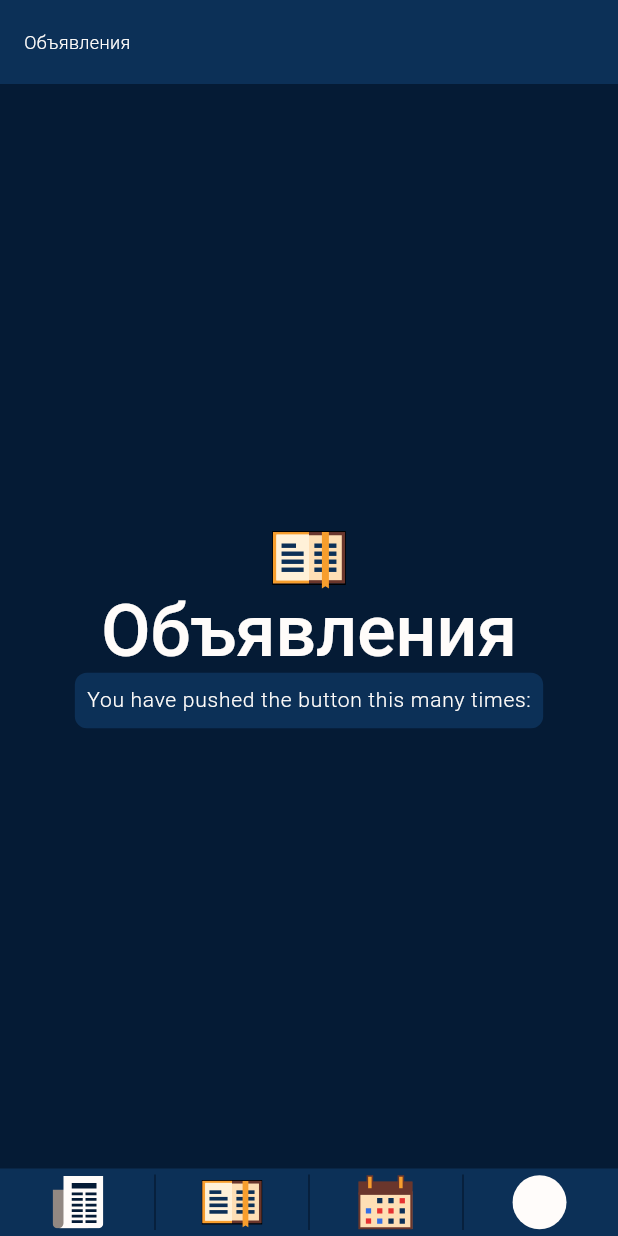
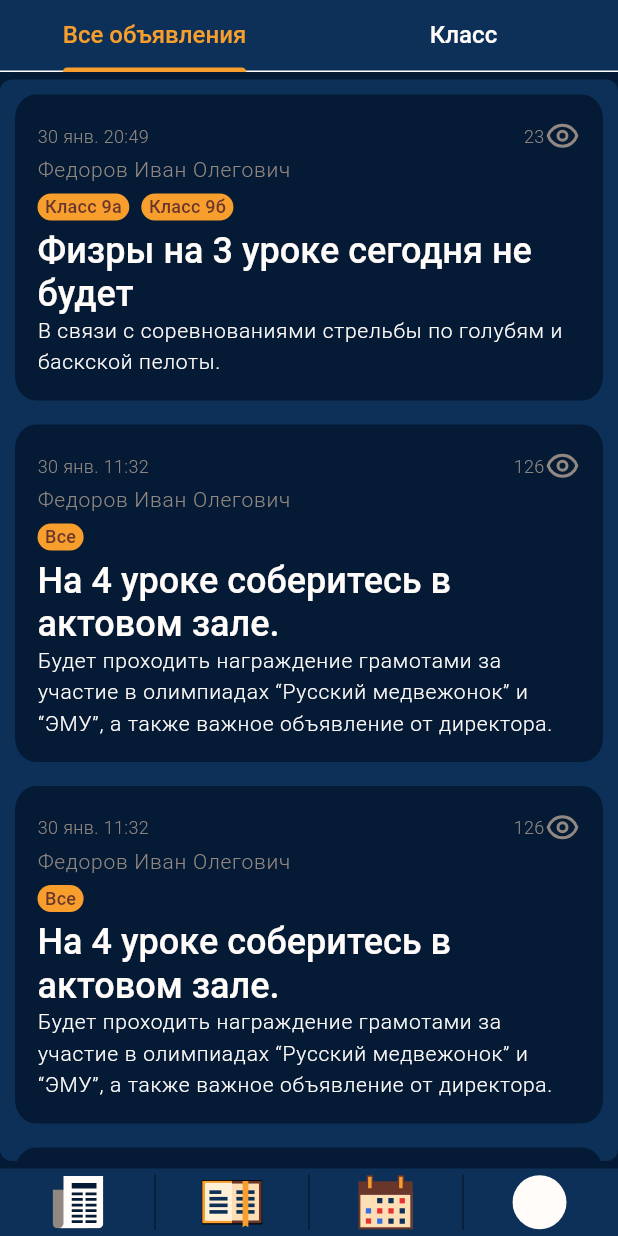
Before and after one commit to ratingus/ratingus_mobile, a Flutter app: the screen it shows after launch, on a phone screen of 412 x 824 dp. Run offline on Flutter 3.47's test engine with Material 3 defaults, Android fonts, the phone set to English and light mode, and no system bars; our stand-ins replace auto_route, flutter_svg.

Commit message:
full announcements page

```diff
--- /dev/null
+++ b/lib/entity/announcement/mock/announcements.dart
@@ -0,0 +1,93 @@
+import 'package:ratingus_mobile/entity/announcement/model/announcement_model.dart';
+
+final List<Announcement> announcements = <Announcement>[
+  Announcement(
+    fullName: "Федоров Иван Олегович",
+    date: DateTime.utc(2024, 1, 30, 20, 49),
+    views: 23,
+    classes: [
+      ClassItem(id: 0, name: "Класс 9а"),
+      ClassItem(id: 1, name: "Класс 9б"),
+    ],
+    title: "Физры на 3 уроке сегодня не будет",
+    content: "В связи с соревнованиями стрельбы по голубям и баскской пелоты.",
+  ),
+  Announcement(
+    fullName: "Федоров Иван Олегович",
+    date: DateTime.utc(2024, 1, 30, 11, 32),
+    views: 126,
+    classes: [
+      ClassItem(id: -1, name: "Все"),
+    ],
+    title: "На 4 уроке соберитесь в актовом зале.",
+    content:
+        "Будет проходить награждение грамотами за участие в олимпиадах “Русский медвежонок” и “ЭМУ”, а также важное объявление от директора.",
+  ),
+  Announcement(
+    fullName: "Федоров Иван Олегович",
+    date: DateTime.utc(2024, 1, 30, 11, 32),
+    views: 126,
+    classes: [
+      ClassItem(id: -1, name: "Все"),
+    ],
+    title: "На 4 уроке соберитесь в актовом зале.",
+    content:
+        "Будет проходить награждение грамотами за участие в олимпиадах “Русский медвежонок” и “ЭМУ”, а также важное объявление от директора.",
+  ),
+  Announcement(
+    fullName: "Федоров Иван Олегович",
+    date: DateTime.utc(2024, 1, 30, 11, 32),
+    views: 126,
+    classes: [
+      ClassItem(id: -1, name: "Все"),
+    ],
+    title: "На 4 уроке соберитесь в актовом зале.",
+    content:
+        "Будет проходить награждение грамотами за участие в олимпиадах “Русский медвежонок” и “ЭМУ”, а также важное объявление от директора.",
+  ),
+  Announcement(
+    fullName: "Федоров Иван Олегович",
+    date: DateTime.utc(2024, 1, 30, 11, 32),
+    views: 126,
+    classes: [
+      ClassItem(id: 0, name: "Класс 9а"),
+    ],
+    title: "Только для класса 9а.",
+  ),
+  Announcement(
+    fullName: "Федоров Иван Олегович",
+    date: DateTime.utc(2024, 1, 30, 11, 32),
+    views: 126,
+    classes: [
+      ClassItem(id: 0, name: "Класс 9а"),
+    ],
+    title: "Только для класса 9а.",
+  ),
+  Announcement(
+    fullName: "Федоров Иван Олегович",
+    date: DateTime.utc(2024, 1, 30, 11, 32),
+    views: 126,
+    classes: [
+      ClassItem(id: 0, name: "Класс 9а"),
+    ],
+    title: "Только для класса 9а.",
+  ),
+  Announcement(
+    fullName: "Федоров Иван Олегович",
+    date: DateTime.utc(2024, 1, 30, 11, 32),
+    views: 126,
+    classes: [
+      ClassItem(id: 0, name: "Класс 9а"),
+    ],
+    title: "Только для класса 9а.",
+  ),
+  Announcement(
+    fullName: "Федоров Иван Олегович",
+    date: DateTime.utc(2024, 1, 30, 11, 32),
+    views: 126,
+    classes: [
+      ClassItem(id: 0, name: "Класс 9а"),
+    ],
+    title: "Только для класса 9а.",
+  )
+];
--- /dev/null
+++ b/lib/entity/announcement/model/announcement_model.dart
@@ -0,0 +1,46 @@
+class ClassItem {
+  final int id;
+  final String name;
+
+  ClassItem({required this.id, required this.name});
+
+  factory ClassItem.fromJson(Map<String, dynamic> json) {
+    return ClassItem(
+      id: json['id'],
+      name: json['name'],
+    );
+  }
+}
+
+class Announcement {
+  final String fullName;
+  final DateTime date;
+  final int views;
+  final List<ClassItem> classes;
+  final String title;
+  final String? content;
+
+  Announcement({
+    required this.fullName,
+    required this.date,
+    required this.views,
+    required this.classes,
+    required this.title,
+    this.content,
+  });
+
+  factory Announcement.fromJson(Map<String, dynamic> json) {
+    var classList = json['classes'] as List;
+    List<ClassItem> classesList =
+        classList.map((i) => ClassItem.fromJson(i)).toList();
+
+    return Announcement(
+      fullName: json['fullName'],
+      date: DateTime.parse(json['date']),
+      views: json['views'],
+      classes: classesList,
+      title: json['title'],
+      content: json['content'],
+    );
+  }
+}
--- /dev/null
+++ b/lib/entity/announcement/ui/announcement_list_item.dart
@@ -0,0 +1,92 @@
+import 'package:flutter/material.dart';
+import 'package:intl/intl.dart';
+import 'package:ratingus_mobile/entity/announcement/model/announcement_model.dart';
+import 'package:ratingus_mobile/shared/theme/consts/colors.dart';
+import 'package:ratingus_mobile/shared/theme/consts/icons.dart';
+
+class AnnouncementListItem extends StatelessWidget {
+  const AnnouncementListItem({super.key, required this.announcement});
+
+  final Announcement announcement;
+
+  @override
+  Widget build(BuildContext context) {
+    return Container(
+        decoration: const BoxDecoration(
+          color: AppColors.backgroundMain,
+          borderRadius: BorderRadius.all(Radius.elliptical(14, 16)),
+        ),
+        child: Padding(
+          padding: const EdgeInsets.all(15),
+          child: Column(
+            crossAxisAlignment: CrossAxisAlignment.start,
+            children: [
+              Row(
+                mainAxisAlignment: MainAxisAlignment.spaceBetween,
+                children: [
+                  Text(
+                    DateFormat('d MMM HH:mm', 'ru')
+                        .format(announcement.date)
+                        .toLowerCase(),
+                    style: const TextStyle(color: AppColors.textHelper),
+                  ),
+                  Row(
+                    children: [
+                      Text(
+                        announcement.views.toString(),
+                        style: const TextStyle(color: AppColors.textHelper),
+                      ),
+                      viewIcon,
+                    ],
+                  )
+                ],
+              ),
+              Text(
+                announcement.fullName,
+                style: Theme.of(context)
+                    .textTheme
+                    .bodyLarge
+                    ?.copyWith(color: AppColors.textHelper),
+              ),
+              Padding(
+                padding: const EdgeInsets.symmetric(vertical: 5),
+                child: Row(
+                  children: announcement.classes.map((classItem) {
+                    return Padding(
+                      padding: const EdgeInsets.only(right: 8.0),
+                      child: Container(
+                        decoration: BoxDecoration(
+                          color: AppColors.primaryMain,
+                          borderRadius: BorderRadius.circular(20),
+                        ),
+                        child: Padding(
+                          padding: const EdgeInsets.symmetric(horizontal: 5),
+                          child: Text(
+                            classItem.name,
+                            style: Theme.of(context)
+                                .textTheme
+                                .titleMedium
+                                ?.copyWith(color: AppColors.primaryPaper),
+                          ),
+                        ),
+                      ),
+                    );
+                  }).toList(),
+                ),
+              ),
+              Text(
+                announcement.title,
+                style: Theme.of(context).textTheme.displaySmall,
+              ),
+              announcement.content != null
+                  ? Text(
+                      announcement.content!,
+                      style: Theme.of(context).textTheme.bodyLarge,
+                    )
+                  : Container(),
+            ],
+          ),
+        ));
+    ;
+  }
+}
--- a/lib/pages/announcements_page.dart
+++ b/lib/pages/announcements_page.dart
@@ -1,7 +1,8 @@
 import 'package:auto_route/annotations.dart';
 import 'package:flutter/material.dart';
-import 'package:ratingus_mobile/shared/theme/consts/icons.dart';
-
+import 'package:ratingus_mobile/widget/announcements/announcements_listview_all.dart';
+import 'package:ratingus_mobile/widget/announcements/announcements_listview_by_class.dart';
+import 'package:ratingus_mobile/widget/announcements/announcements_tabbar.dart';
 @RoutePage()
 class AnnouncementsPage extends StatefulWidget {
   const AnnouncementsPage({super.key});
@@ -10,35 +11,48 @@ class AnnouncementsPage extends StatefulWidget {
   State<AnnouncementsPage> createState() => _AnnouncementsPageState();
 }
 
-class _AnnouncementsPageState extends State<AnnouncementsPage> {
+class _AnnouncementsPageState extends State<AnnouncementsPage>
+    with SingleTickerProviderStateMixin {
+  late TabController _tabController;
+
+  @override
+  void initState() {
+    _tabController = TabController(length: 2, vsync: this);
+    super.initState();
+  }
+
+  @override
+  void dispose() {
+    super.dispose();
+    _tabController.dispose();
+  }
+
   @override
   Widget build(BuildContext context) {
     return Scaffold(
-      appBar: AppBar(
-        title: Text("Объявления",
-          style: Theme.of(context).textTheme.bodyMedium,),
-      ),
-      body: Center(
-        child: Column(
-          mainAxisAlignment: MainAxisAlignment.center,
-          children: <Widget>[
-            diaryIcon,
-            Text(
-              'Объявления',
-              style: Theme.of(context).textTheme.displayLarge,
-            ),
-            Card(
-              child: Padding(
-                padding: const EdgeInsets.all(8.0),
-                child: Text(
-                  'You have pushed the button this many times:',
-                  style: Theme.of(context).textTheme.bodyLarge,
+        appBar: AppBar(
+          toolbarHeight: 0,
+          bottom: PreferredSize(
+            preferredSize: const Size.fromHeight(48),
+            child: AnnouncementsTabBar(tabController: _tabController),
+          )
+        ),
+        body: Padding(
+            padding: const EdgeInsets.symmetric(vertical: 5),
+            child: Card(
+                child: TabBarView(
+                  controller: _tabController,
+                  children: const [
+                    Center(
+                      child: AnnouncementsListViewAll()
+                    ),
+                    Center(
+                      child: AnnouncementsListViewByClass(),
+                    ),
+                  ],
                 ),
-              ),
-            ),
-          ],
-        ),
-      ),
+            )
+        )
     );
   }
 }
--- a/lib/shared/router/router.dart
+++ b/lib/shared/router/router.dart
@@ -14,7 +14,7 @@ class AppRouter extends _$AppRouter {
           page: LayoutRoute.page,
           initial: true,
           children: [
-            AutoRoute(page: AnnouncementsRoute.page, path: 'announcements', initial: true),
+            AutoRoute(page: AnnouncementsRoute.page, path: 'announcements'),
             AutoRoute(page: ProfileRoute.page, path: 'profile'),
           ],
         )
--- a/lib/shared/theme/consts/icons.dart
+++ b/lib/shared/theme/consts/icons.dart
@@ -1,6 +1,11 @@
+import 'package:flutter/material.dart';
 import 'package:flutter_svg/flutter_svg.dart';
+
+import 'colors.dart';
 
 final SvgPicture diaryIcon = SvgPicture.asset('assets/icons/diary.svg');
 final SvgPicture calendarIcon = SvgPicture.asset('assets/icons/calendar.svg');
 final SvgPicture announcementIcon = SvgPicture.asset('assets/icons/announcement.svg');
 final SvgPicture profileIcon = SvgPicture.asset('assets/icons/empty-profile.svg');
+
+final SvgPicture viewIcon = SvgPicture.asset('assets/icons/view.svg', colorFilter: const ColorFilter.mode(AppColors.textHelper, BlendMode.srcIn));
--- /dev/null
+++ b/lib/widget/announcements/announcements_listview_all.dart
@@ -0,0 +1,30 @@
+import 'package:flutter/material.dart';
+import 'package:ratingus_mobile/entity/announcement/ui/announcement_list_item.dart';
+
+import 'package:ratingus_mobile/entity/announcement/mock/announcements.dart';
+
+class AnnouncementsListViewAll extends StatefulWidget {
+  const AnnouncementsListViewAll({super.key});
+
+  @override
+  State<AnnouncementsListViewAll> createState() => _AnnouncementsListViewAllState();
+}
+
+class _AnnouncementsListViewAllState extends State<AnnouncementsListViewAll> {
+  @override
+  Widget build(BuildContext context) {
+    return ListView.separated(
+      padding: const EdgeInsets.all(10),
+      itemCount: announcements.length,
+      itemBuilder: (BuildContext context, int index) {
+        return AnnouncementListItem(announcement: announcements[index]);
+      },
+      separatorBuilder: (BuildContext context, int index) {
+        return const Divider(
+          thickness: 10.0,
+          color: Colors.transparent,
+        );
+      },
+    );
+  }
+}
--- /dev/null
+++ b/lib/widget/announcements/announcements_listview_by_class.dart
@@ -0,0 +1,37 @@
+import 'package:flutter/material.dart';
+import 'package:ratingus_mobile/entity/announcement/ui/announcement_list_item.dart';
+
+import 'package:ratingus_mobile/entity/announcement/mock/announcements.dart';
+import 'package:ratingus_mobile/entity/user/mock/user.dart';
+
+class AnnouncementsListViewByClass extends StatefulWidget {
+  const AnnouncementsListViewByClass({super.key});
+
+  @override
+  State<AnnouncementsListViewByClass> createState() => _AnnouncementsListViewByClassState();
+}
+
+class _AnnouncementsListViewByClassState extends State<AnnouncementsListViewByClass> {
+  @override
+  Widget build(BuildContext context) {
+    int userClassId = currentUser.classId;
+    var announcementsByClass = announcements
+        .where((announcement) => announcement.classes
+            .any((announcementClass) => announcementClass.id == userClassId))
+        .toList();
+
+    return ListView.separated(
+      padding: const EdgeInsets.all(10),
+      itemCount: announcementsByClass.length,
+      itemBuilder: (BuildContext context, int index) {
+        return AnnouncementListItem(announcement: announcementsByClass[index]);
+      },
+      separatorBuilder: (BuildContext context, int index) {
+        return const Divider(
+          thickness: 10.0,
+          color: Colors.transparent,
+        );
+      },
+    );
+  }
+}
--- /dev/null
+++ b/lib/widget/announcements/announcements_tabbar.dart
@@ -0,0 +1,43 @@
+import 'package:flutter/material.dart';
+import 'package:ratingus_mobile/shared/theme/consts/colors.dart';
+
+class AnnouncementsTabBar extends StatefulWidget {
+  const AnnouncementsTabBar({super.key, required this.tabController});
+
+  final TabController tabController;
+
+  @override
+  _AnnouncementsTabBarState createState() => _AnnouncementsTabBarState();
+}
+
+class _AnnouncementsTabBarState extends State<AnnouncementsTabBar> {
+  Widget _buildTab(String title, int index) {
+    return Tab(
+      child: AnimatedBuilder(
+        animation: widget.tabController,
+        builder: (BuildContext context, _) {
+          final textTheme = Theme.of(context).textTheme.headlineSmall;
+          return Text(
+            title,
+            style: widget.tabController.index == index
+                ? textTheme?.copyWith(color: AppColors.primaryMain)
+                : textTheme,
+          );
+        },
+      ),
+    );
+  }
+
+  @override
+  Widget build(BuildContext context) {
+    return TabBar(
+      controller: widget.tabController,
+      labelColor: AppColors.primaryMain,
+      unselectedLabelColor: AppColors.textPrimary,
+      tabs: [
+        _buildTab("Все объявления", 0),
+        _buildTab("Класс", 1),
+      ],
+    );
+  }
+}
```
